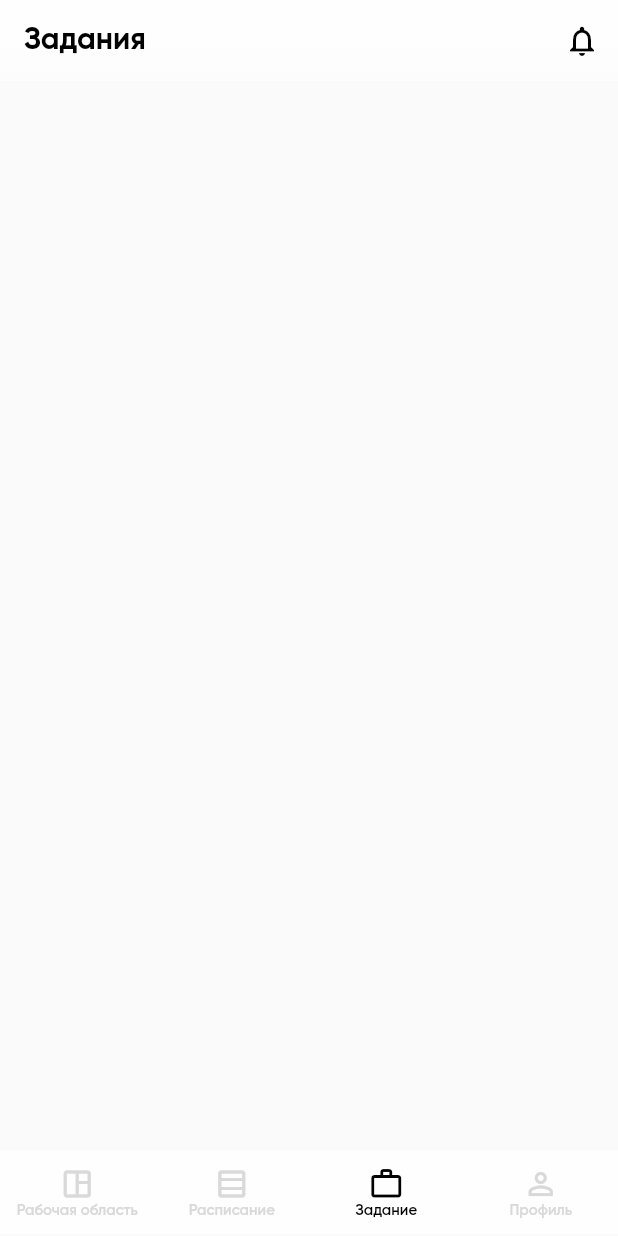
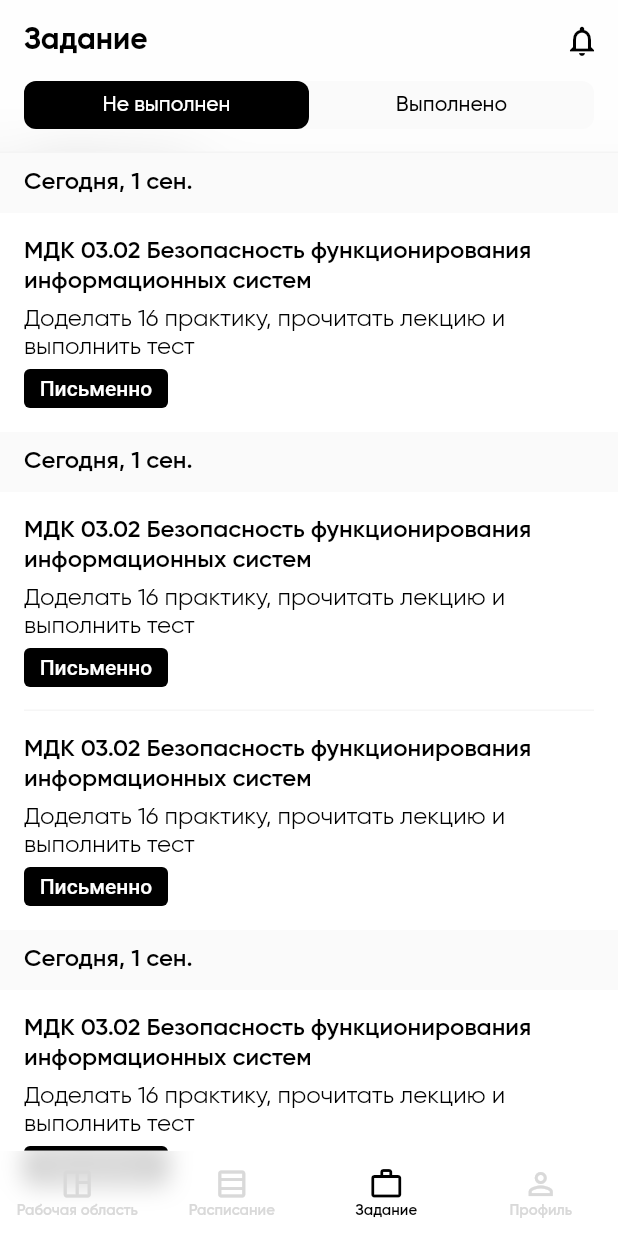
Before and after one commit to vladislavyshka/testing_for_serezhi, a Flutter app: the MainPage screen opened by its route, item 3 of the bottom bar chosen, on a phone screen of 412 x 824 dp. Run offline on Flutter 3.47's test engine with Material 2 defaults, Android fonts, the phone set to English and light mode, and no system bars; our stand-ins replace flutter_svg.

Commit message:
addTaskPage

```diff
--- a/lib/main.dart
+++ b/lib/main.dart
@@ -15,6 +15,7 @@ class MyApp extends StatelessWidget {
   @override
   Widget build(BuildContext context) {
     return MaterialApp(
+      debugShowCheckedModeBanner: false,
       title: 'Degree',
       theme: lightTheme,
       routes: {
--- a/lib/src/pages/main_page.dart
+++ b/lib/src/pages/main_page.dart
@@ -1,5 +1,4 @@
 import 'dart:ui';
-
 import 'package:flutter/material.dart';
 import 'package:flutter_application_2/src/pages/dashboard_page.dart';
 import 'package:flutter_application_2/src/pages/tasks_page.dart';
@@ -17,9 +16,11 @@ class _MainPageState extends State<MainPage> {
   int _selectedPage = 0;
   void onSelectedPage(int index) {
     if (_selectedPage == index) return;
-    setState(() {
-      _selectedPage = index;
-    });
+    setState(
+      () {
+        _selectedPage = index;
+      },
+    );
   }
 
   static const List<Widget> _widgetOptions = <Widget>[
@@ -39,6 +40,7 @@ class _MainPageState extends State<MainPage> {
         data: Theme.of(context).copyWith(
           splashColor: Colors.transparent,
           highlightColor: Colors.transparent,
+          hoverColor: Colors.transparent,
         ),
         child: Stack(
           children: [
--- a/lib/src/pages/tasks_page.dart
+++ b/lib/src/pages/tasks_page.dart
@@ -1,6 +1,8 @@
 import 'dart:ui';
 import 'package:flutter/material.dart';
 import 'package:flutter_application_2/src/widgets/appbar_widget.dart';
+import 'package:flutter_application_2/src/widgets/tabbar_widget.dart';
+import 'package:flutter_application_2/src/widgets/task_widget.dart';
 
 class TaskPage extends StatefulWidget {
   const TaskPage({
@@ -14,10 +16,18 @@ class TaskPage extends StatefulWidget {
 class _TaskPage extends State<TaskPage> {
   @override
   Widget build(BuildContext context) {
-    return Scaffold(
+    return DefaultTabController(
+      length: 2,
+      child: Scaffold(
+          extendBodyBehindAppBar: true,
           appBar: AppBarDegree(
-        'Задания',
+            'Задание',
+            height: 102,
             context: context,
+            bottom: const PreferredSize(
+              preferredSize: Size(100, 100),
+              child: TabBarDegree(),
+            ),
             blur: ClipRect(
               child: BackdropFilter(
                 filter: ImageFilter.blur(sigmaX: 20, sigmaY: 20),
@@ -25,6 +35,108 @@ class _TaskPage extends State<TaskPage> {
               ),
             ),
           ),
+          body: TabBarView(
+            children: [
+              ListView(
+                children: [
+                  Padding(
+                    padding: const EdgeInsets.symmetric(
+                        horizontal: 16, vertical: 10),
+                    child: Text(
+                      'Сегодня, 1 сен.',
+                      style: Theme.of(context).textTheme.headline1,
+                    ),
+                  ),
+                  const TaskWidget(),
+                  Padding(
+                    padding: const EdgeInsets.symmetric(
+                        horizontal: 16, vertical: 10),
+                    child: Text(
+                      'Сегодня, 1 сен.',
+                      style: Theme.of(context).textTheme.headline1,
+                    ),
+                  ),
+                  const TaskWidget(),
+                  const Padding(
+                    padding: EdgeInsets.symmetric(horizontal: 16),
+                    child: Divider(
+                      height: 0,
+                      thickness: 1,
+                      color: Color(0xFFF6F6F6),
+                    ),
+                  ),
+                  const TaskWidget(),
+                  Padding(
+                    padding: const EdgeInsets.symmetric(
+                        horizontal: 16, vertical: 10),
+                    child: Text(
+                      'Сегодня, 1 сен.',
+                      style: Theme.of(context).textTheme.headline1,
+                    ),
+                  ),
+                  const TaskWidget(),
+                  const Padding(
+                    padding: EdgeInsets.symmetric(horizontal: 16),
+                    child: Divider(
+                      height: 0,
+                      thickness: 1,
+                      color: Color(0xFFF6F6F6),
+                    ),
+                  ),
+                  const TaskWidget(),
+                ],
+              ),
+              ListView(
+                children: [
+                  Padding(
+                    padding: const EdgeInsets.symmetric(
+                        horizontal: 16, vertical: 10),
+                    child: Text(
+                      'Сегодня, 1 сен.',
+                      style: Theme.of(context).textTheme.headline1,
+                    ),
+                  ),
+                  const TaskWidget(),
+                  Padding(
+                    padding: const EdgeInsets.symmetric(
+                        horizontal: 16, vertical: 10),
+                    child: Text(
+                      'Сегодня, 1 сен.',
+                      style: Theme.of(context).textTheme.headline1,
+                    ),
+                  ),
+                  const TaskWidget(),
+                  const Padding(
+                    padding: EdgeInsets.symmetric(horizontal: 16),
+                    child: Divider(
+                      height: 0,
+                      thickness: 1,
+                      color: Color(0xFFF6F6F6),
+                    ),
+                  ),
+                  const TaskWidget(),
+                  Padding(
+                    padding: const EdgeInsets.symmetric(
+                        horizontal: 16, vertical: 10),
+                    child: Text(
+                      'Сегодня, 1 сен.',
+                      style: Theme.of(context).textTheme.headline1,
+                    ),
+                  ),
+                  const TaskWidget(),
+                  const Padding(
+                    padding: EdgeInsets.symmetric(horizontal: 16),
+                    child: Divider(
+                      height: 0,
+                      thickness: 1,
+                      color: Color(0xFFF6F6F6),
+                    ),
+                  ),
+                  const TaskWidget(),
+                ],
+              )
+            ],
+          )),
     );
   }
 }
--- a/lib/src/theme/themeligth.dart
+++ b/lib/src/theme/themeligth.dart
@@ -1,6 +1,7 @@
 import 'package:flutter/material.dart';
 
 ThemeData lightTheme = ThemeData(
+  primarySwatch: Colors.grey,
   fontFamily: 'Gilroy',
   textTheme: const TextTheme(
     headline4: TextStyle(
@@ -35,7 +36,7 @@ ThemeData lightTheme = ThemeData(
     ),
     bodyText1: TextStyle(
       fontFamily: 'Gilroy',
-      fontSize: 14,
+      fontSize: 16,
       fontWeight: FontWeight.w400,
       color: Colors.black,
     ),
--- a/lib/src/widgets/appbar_widget.dart
+++ b/lib/src/widgets/appbar_widget.dart
@@ -6,19 +6,23 @@ class AppBarDegree extends StatelessWidget implements PreferredSizeWidget {
   final Widget? blur;
   final bool? automaticallyImplyLeading;
   final Widget? leading;
+  final PreferredSizeWidget? bottom;
+  final double? height;
   const AppBarDegree(this.appBarText,
       {super.key,
       required this.context,
       this.blur,
       this.automaticallyImplyLeading,
-      this.leading});
+      this.leading,
+      this.bottom,
+      this.height});
 
   @override
   Widget build(BuildContext context) {
     return AppBar(
       flexibleSpace: blur,
       shape: const Border(
-        bottom: BorderSide(color: Color(0xCCFFFFFF), width: 1),
+        bottom: BorderSide(color: Color(0xFFF4F4F4), width: 1),
       ),
       elevation: 0,
       automaticallyImplyLeading:
@@ -43,9 +47,11 @@ class AppBarDegree extends StatelessWidget implements PreferredSizeWidget {
           ),
         ),
       ],
+      bottom: bottom,
     );
   }
 
   @override
-  Size get preferredSize => const Size(double.infinity, 54);
+  Size get preferredSize =>
+      Size(double.infinity, height == null ? 54 : height!);
 }
--- /dev/null
+++ b/lib/src/widgets/tabbar_widget.dart
@@ -0,0 +1,54 @@
+import 'package:flutter/material.dart';
+
+class TabBarDegree extends StatefulWidget {
+  const TabBarDegree({super.key});
+
+  @override
+  State<TabBarDegree> createState() => _TabBarDegreeState();
+}
+
+class _TabBarDegreeState extends State<TabBarDegree> {
+  @override
+  Widget build(BuildContext context) {
+    return Padding(
+      padding: const EdgeInsets.fromLTRB(16, 0, 16, 16),
+      child: Container(
+        decoration: BoxDecoration(
+          borderRadius: BorderRadius.circular(8),
+          color: const Color(0XFFFAFAFA),
+        ),
+        height: 32,
+        child: TabBar(
+          labelColor: Colors.white,
+          unselectedLabelColor: Colors.black,
+          labelStyle: Theme.of(context).textTheme.bodyText2,
+          splashBorderRadius: BorderRadius.circular(8),
+          indicator: BoxDecoration(
+              color: Colors.black, borderRadius: BorderRadius.circular(8)),
+          tabs: const [
+            Tab(
+              child: Baseline(
+                baselineType: TextBaseline.alphabetic,
+                baseline: 15,
+                child: Text(
+                  'Не выполнен',
+                  textAlign: TextAlign.center,
+                ),
+              ),
+            ),
+            Tab(
+              child: Baseline(
+                baselineType: TextBaseline.alphabetic,
+                baseline: 15,
+                child: Text(
+                  'Выполнено',
+                  textAlign: TextAlign.center,
+                ),
+              ),
+            ),
+          ],
+        ),
+      ),
+    );
+  }
+}
--- /dev/null
+++ b/lib/src/widgets/task_widget.dart
@@ -0,0 +1,50 @@
+import 'package:flutter/material.dart';
+
+class TaskWidget extends StatelessWidget {
+  const TaskWidget({super.key});
+
+  @override
+  Widget build(BuildContext context) {
+    return ColoredBox(
+      color: Colors.white,
+      child: Padding(
+        padding: const EdgeInsets.all(16),
+        child: Column(
+          crossAxisAlignment: CrossAxisAlignment.start,
+          children: [
+            Text(
+              'МДК 03.02 Безопасность функционирования информационных систем',
+              style: Theme.of(context).textTheme.headline1,
+            ),
+            Padding(
+              padding: const EdgeInsets.symmetric(vertical: 5),
+              child: Text(
+                'Доделать 16 практику, прочитать лекцию и выполнить тест',
+                style: Theme.of(context).textTheme.bodyText1,
+              ),
+            ),
+            Container(
+              height: 26,
+              width: 96,
+              decoration: BoxDecoration(
+                color: Colors.black,
+                borderRadius: BorderRadius.circular(4),
+              ),
+              child: const Align(
+                alignment: Alignment.center,
+                child: Text(
+                  'Письменно',
+                  style: TextStyle(
+                      color: Colors.white,
+                      fontFamily: 'Roboto',
+                      fontWeight: FontWeight.w500,
+                      fontSize: 14),
+                ),
+              ),
+            )
+          ],
+        ),
+      ),
+    );
+  }
+}
```
Lines whose indentation alone changed are shown as unchanged.
